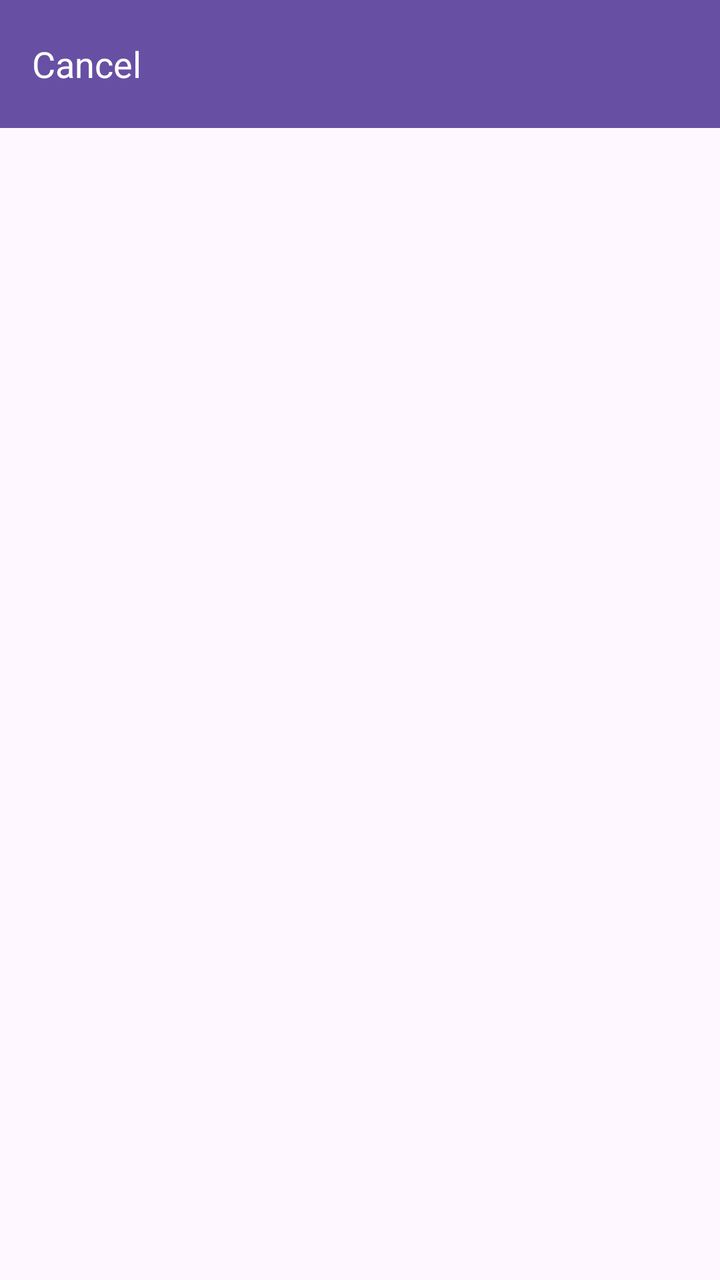
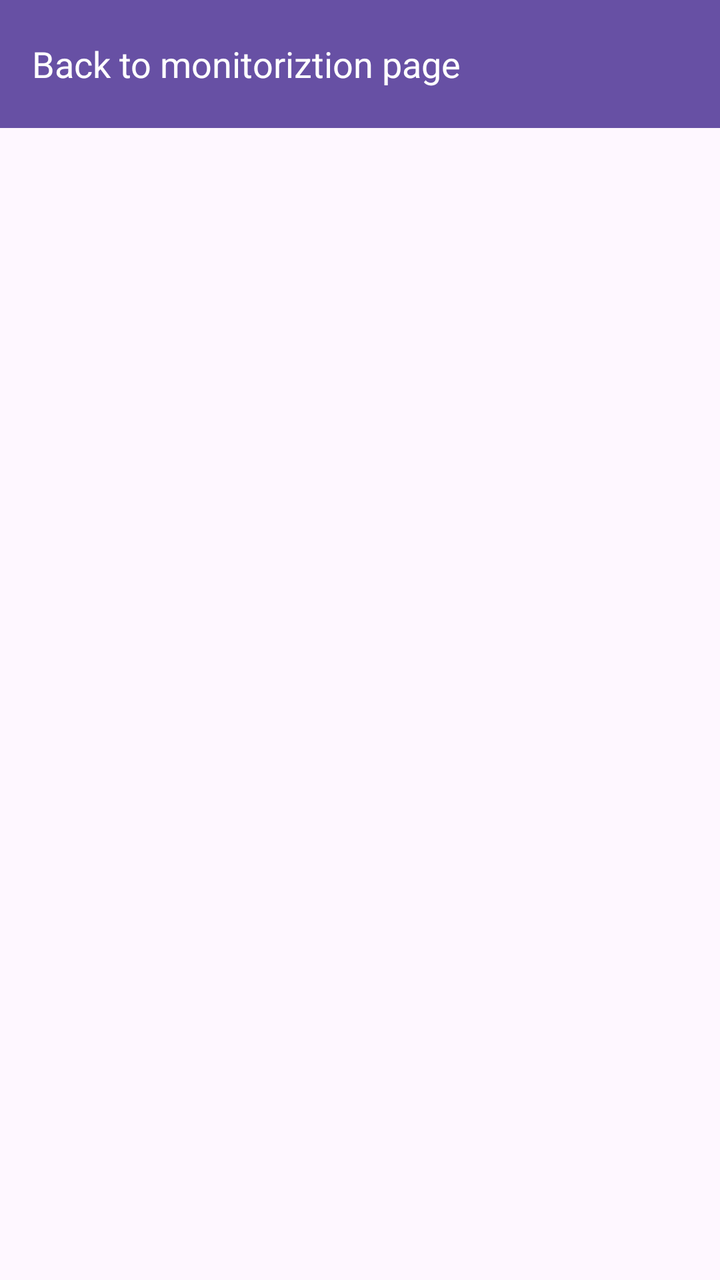

Compare the two renders of this Android layout. The source of the first and the diff that turns it into the second are given below.
<!-- AndroidManifest.xml: application theme Theme.ProjMobileGroupB -->
<!-- res/layout/assets_list_layout.xml -->
<?xml version="1.0" encoding="utf-8"?>
<LinearLayout xmlns:android="http://schemas.android.com/apk/res/android"
    android:orientation="vertical"
    android:layout_width="match_parent"
    android:layout_height="match_parent">

    <androidx.appcompat.widget.Toolbar
        android:id="@+id/toolbar2"
        android:layout_width="match_parent"
        android:layout_height="wrap_content"
        android:background="?attr/colorPrimary"
        android:minHeight="?attr/actionBarSize"
        android:theme="?attr/actionBarTheme">

        <TextView
            android:id="@+id/text_toolbar2"
            android:layout_width="wrap_content"
            android:layout_height="wrap_content"
            android:text="Cancel"
            android:textColor="#FFFFFF"
            android:textSize="18sp" />
    </androidx.appcompat.widget.Toolbar>

    <ScrollView
        android:layout_width="match_parent"
        android:layout_height="match_parent" >

        <LinearLayout
            android:id="@+id/listContainer2"
            android:layout_width="match_parent"
            android:layout_height="wrap_content"
            android:orientation="vertical"></LinearLayout>
    </ScrollView>

</LinearLayout>
<!-- resources referenced by this layout -->
<resources>
  <style name="Theme.ProjMobileGroupB" parent="Base.Theme.ProjMobileGroupB" />
  <style name="Base.Theme.ProjMobileGroupB" parent="Theme.Material3.DayNight.NoActionBar">
          
          
      </style>
</resources>

<!-- the commit's change to res/layout/assets_list_layout.xml (unified diff, before → after) -->
@@ -16,7 +16,7 @@
             android:id="@+id/text_toolbar2"
             android:layout_width="wrap_content"
             android:layout_height="wrap_content"
-            android:text="Cancel"
+            android:text="Back to monitoriztion page"
             android:textColor="#FFFFFF"
             android:textSize="18sp" />
     </androidx.appcompat.widget.Toolbar>
@@ -26,7 +26,7 @@
         android:layout_height="match_parent" >
 
         <LinearLayout
-            android:id="@+id/listContainer2"
+            android:id="@+id/listContainer"
             android:layout_width="match_parent"
             android:layout_height="wrap_content"
             android:orientation="vertical"></LinearLayout>
